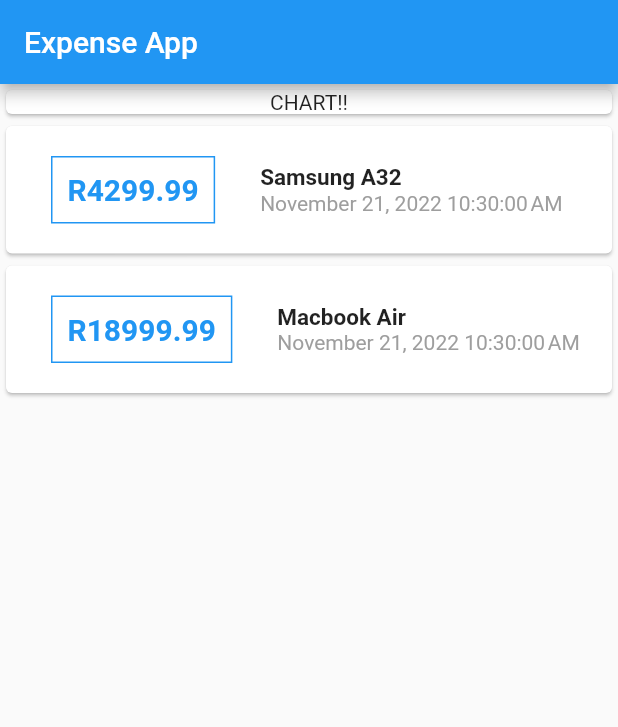
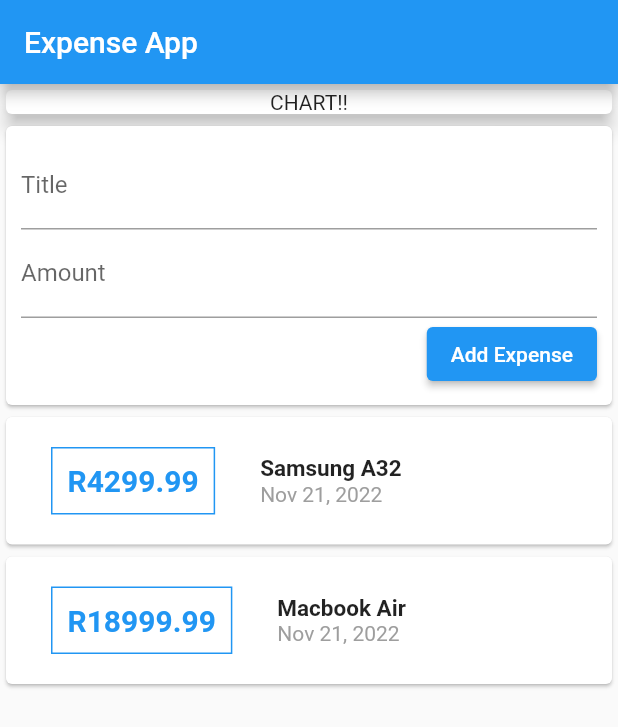
Before and after one commit to Azania-Mokhampane/flutter-expense-app, a Flutter app: the screen it shows after launch, on a phone screen of 412 x 824 dp. Shown: the top 727 px of the screen. Run offline on Flutter 3.47's test engine with Material 2 defaults, Android fonts, the phone set to English and light mode, and no system bars.

Commit message:
feat: add textfields

```diff
--- a/lib/main.dart
+++ b/lib/main.dart
@@ -42,6 +42,29 @@ class _MyAppState extends State<MyApp> {
                   child: Center(
                     child: Text("CHART!!"),
                   ),
+                  elevation: 5,
+                ),
+              ),
+              Card(
+                child: Container(
+                  padding: EdgeInsets.all(10),
+                  child: Column(
+                    crossAxisAlignment: CrossAxisAlignment.end,
+                    children: [
+                      TextField(
+                        decoration: InputDecoration(
+                          labelText: "Title",
+                        ),
+                      ),
+                      TextField(
+                        decoration: InputDecoration(labelText: "Amount"),
+                      ),
+                      ElevatedButton(
+                        onPressed: () {},
+                        child: Text("Add Expense"),
+                      ),
+                    ],
+                  ),
                 ),
               ),
               Column(
@@ -78,7 +101,7 @@ class _MyAppState extends State<MyApp> {
                             ),
                           ),
                           Text(
-                            DateFormat().format(transaction.date),
+                            DateFormat.yMMMd().format(transaction.date),
                             style: TextStyle(
                               color: Colors.grey,
                             ),
```
